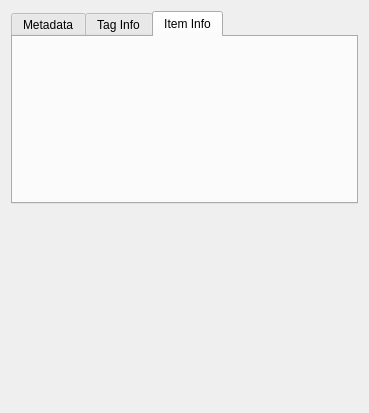
Before: the Qt Designer form infowidget/InfoWidget.ui in jgrewe/NixView, drawn with Qt 5.
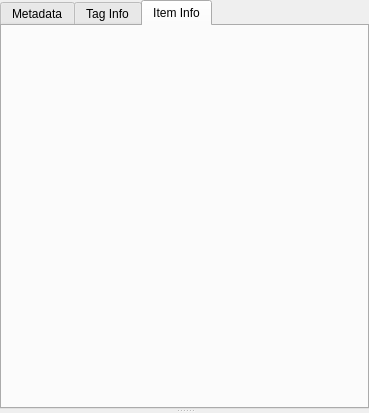
After: the same form once the commit is applied. The open tabs and pages were chosen to show the change. Custom widgets are drawn as their Qt base class.

The edit to the form file:
```diff
--- a/infowidget/InfoWidget.ui
+++ b/infowidget/InfoWidget.ui
@@ -23,6 +23,18 @@
    <string notr="true"/>
   </property>
   <layout class="QVBoxLayout" name="verticalLayout">
+   <property name="leftMargin">
+    <number>0</number>
+   </property>
+   <property name="topMargin">
+    <number>0</number>
+   </property>
+   <property name="rightMargin">
+    <number>0</number>
+   </property>
+   <property name="bottomMargin">
+    <number>0</number>
+   </property>
    <item>
     <widget class="QSplitter" name="splitter">
      <property name="orientation">
@@ -36,7 +48,7 @@
        <string notr="true"/>
       </property>
       <property name="currentIndex">
-       <number>1</number>
+       <number>2</number>
       </property>
       <widget class="QWidget" name="tabWidgetPage1">
        <attribute name="title">
@@ -105,12 +117,10 @@
        </layout>
       </widget>
      </widget>
-    </widget>
-   </item>
-   <item>
     <widget class="QStackedWidget" name="stackedWidget">
      <widget class="ChartWidget" name="charts_page"/>
      <widget class="DataTable" name="table_page"/>
+     </widget>
     </widget>
    </item>
   </layout>
```
Lines whose indentation alone changed are shown as unchanged.
